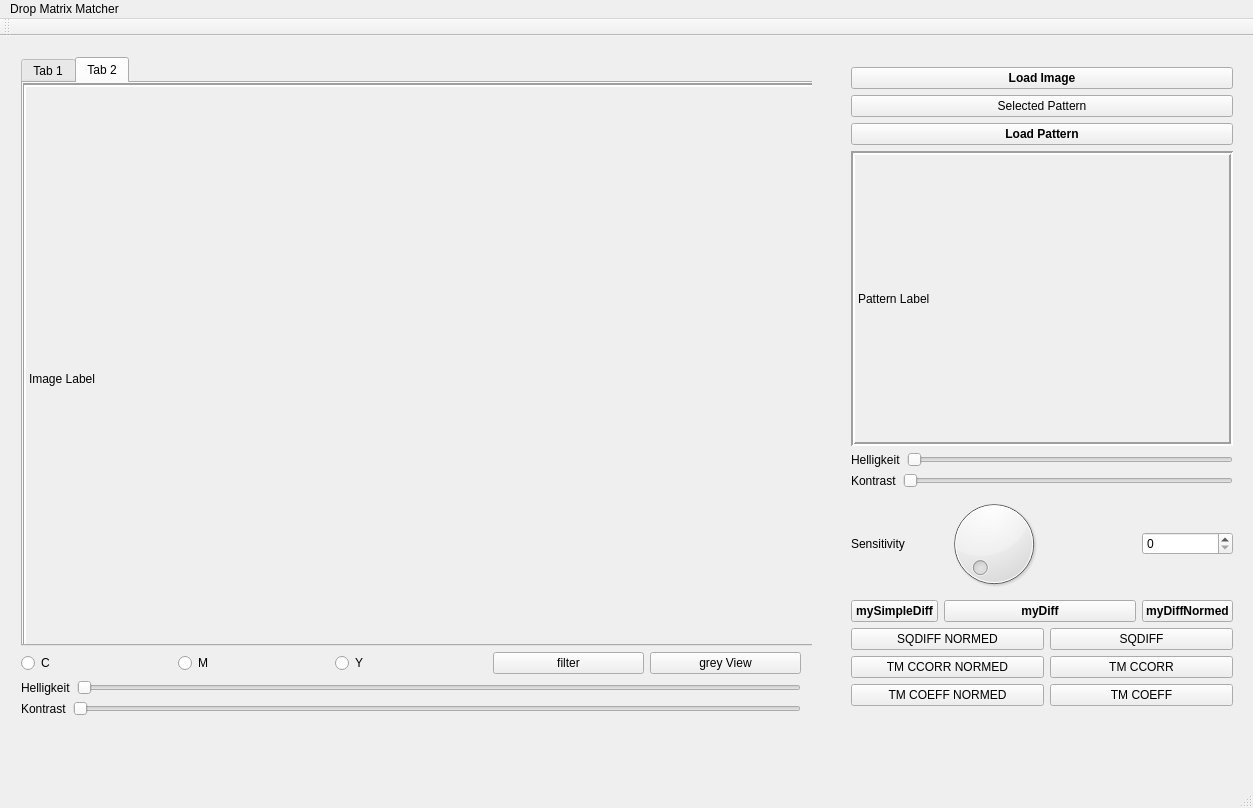
First picture: the form in dropmatrixmatcher.ui, repository resa89/dropmatrixmatcher, before the edit.
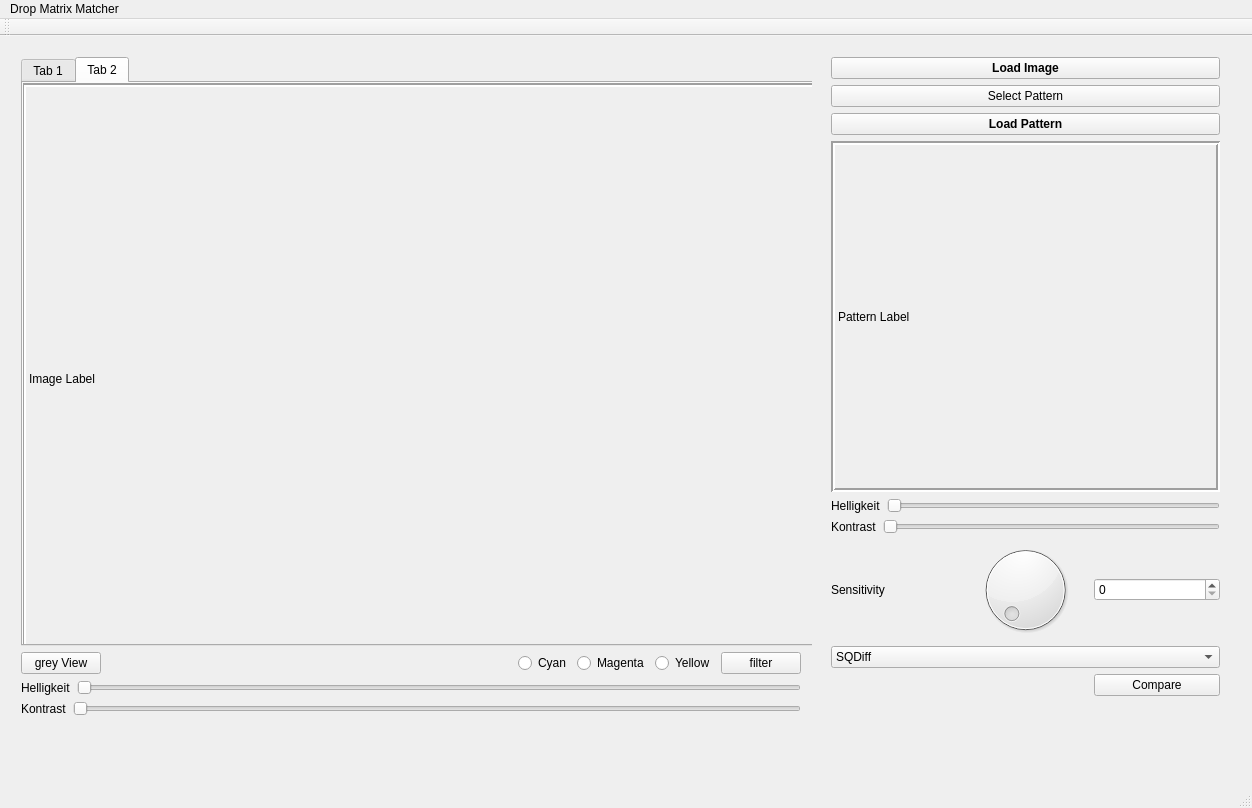
Second picture: the form after the edit. Custom widgets are drawn as their Qt base class.

Commit message: Add dropdown button for methods. Fixed image reset for cancled dialog.

Patch:
```diff
--- a/dropmatrixmatcher.ui
+++ b/dropmatrixmatcher.ui
@@ -6,8 +6,8 @@
    <rect>
     <x>0</x>
     <y>0</y>
-    <width>1253</width>
-    <height>706</height>
+    <width>1252</width>
+    <height>806</height>
    </rect>
   </property>
   <property name="minimumSize">
@@ -26,12 +26,12 @@
      <height>750</height>
     </size>
    </property>
-   <widget class="QWidget" name="">
+   <widget class="QWidget" name="layoutWidget">
     <property name="geometry">
      <rect>
-      <x>840</x>
-      <y>20</y>
-      <width>404</width>
+      <x>820</x>
+      <y>10</y>
+      <width>411</width>
       <height>661</height>
      </rect>
     </property>
@@ -54,7 +54,7 @@
        <item>
         <widget class="QPushButton" name="LoadSelectedPattern">
          <property name="text">
-          <string>Selected Pattern</string>
+          <string>Select Pattern</string>
          </property>
         </widget>
        </item>
@@ -140,74 +140,56 @@
      </item>
      <item>
       <layout class="QGridLayout" name="gridLayout">
-       <item row="1" column="3">
-        <widget class="QPushButton" name="findButton8">
-         <property name="font">
-          <font>
-           <weight>75</weight>
-           <bold>true</bold>
-          </font>
-         </property>
-         <property name="text">
-          <string>myDiffNormed</string>
-         </property>
+       <item row="1" column="0" colspan="3">
+        <widget class="QComboBox" name="comboBox">
+         <item>
+          <property name="text">
+           <string>SQDiff</string>
+          </property>
+         </item>
+         <item>
+          <property name="text">
+           <string>SQDiff Normed</string>
+          </property>
+         </item>
+         <item>
+          <property name="text">
+           <string>TMCcorr</string>
+          </property>
+         </item>
+         <item>
+          <property name="text">
+           <string>TMCcorrNormed</string>
+          </property>
+         </item>
+         <item>
+          <property name="text">
+           <string>TMCoeff</string>
+          </property>
+         </item>
+         <item>
+          <property name="text">
+           <string>TMCoeffNormed</string>
+          </property>
+         </item>
+         <item>
+          <property name="text">
+           <string>mySimpleDiff</string>
+          </property>
+         </item>
+         <item>
+          <property name="text">
+           <string>myDiff</string>
+          </property>
+         </item>
+         <item>
+          <property name="text">
+           <string>myDiffNormed</string>
+          </property>
+         </item>
         </widget>
        </item>
-       <item row="2" column="2" colspan="2">
-        <widget class="QPushButton" name="findButton0">
-         <property name="text">
-          <string>SQDIFF</string>
-         </property>
-        </widget>
-       </item>
-       <item row="3" column="2" colspan="2">
-        <widget class="QPushButton" name="findButton2">
-         <property name="text">
-          <string>TM CCORR</string>
-         </property>
-        </widget>
-       </item>
-       <item row="1" column="0">
-        <widget class="QPushButton" name="findButton6">
-         <property name="font">
-          <font>
-           <weight>75</weight>
-           <bold>true</bold>
-          </font>
-         </property>
-         <property name="text">
-          <string>mySimpleDiff</string>
-         </property>
-        </widget>
-       </item>
-       <item row="4" column="0" colspan="2">
-        <widget class="QPushButton" name="findButton5">
-         <property name="text">
-          <string>TM COEFF NORMED</string>
-         </property>
-        </widget>
-       </item>
-       <item row="4" column="2" colspan="2">
-        <widget class="QPushButton" name="findButton4">
-         <property name="text">
-          <string>TM COEFF</string>
-         </property>
-        </widget>
-       </item>
-       <item row="1" column="1" colspan="2">
-        <widget class="QPushButton" name="findButton7">
-         <property name="font">
-          <font>
-           <weight>75</weight>
-           <bold>true</bold>
-          </font>
-         </property>
-         <property name="text">
-          <string>myDiff</string>
-         </property>
-        </widget>
-       </item>
-       <item row="0" column="3">
+       <item row="0" column="2">
         <layout class="QHBoxLayout" name="horizontalLayout_7">
          <property name="spacing">
           <number>0</number>
@@ -220,20 +202,6 @@
        <item row="0" column="1">
         <widget class="QDial" name="dial"/>
        </item>
-       <item row="2" column="0" colspan="2">
-        <widget class="QPushButton" name="findButton1">
-         <property name="text">
-          <string>SQDIFF NORMED</string>
-         </property>
-        </widget>
-       </item>
-       <item row="3" column="0" colspan="2">
-        <widget class="QPushButton" name="findButton3">
-         <property name="text">
-          <string>TM CCORR NORMED</string>
-         </property>
-        </widget>
-       </item>
        <item row="0" column="0">
         <widget class="QLabel" name="label">
          <property name="text">
@@ -241,11 +209,18 @@
          </property>
         </widget>
        </item>
+       <item row="2" column="2">
+        <widget class="QPushButton" name="compareButton">
+         <property name="text">
+          <string>Compare</string>
+         </property>
+        </widget>
+       </item>
       </layout>
      </item>
     </layout>
    </widget>
-   <widget class="QWidget" name="">
+   <widget class="QWidget" name="layoutWidget">
     <property name="geometry">
      <rect>
       <x>10</x>
@@ -352,24 +327,47 @@
       <layout class="QVBoxLayout" name="verticalLayout">
        <item>
         <layout class="QHBoxLayout" name="horizontalLayout_8">
+         <item>
+          <widget class="QPushButton" name="greyView">
+           <property name="text">
+            <string>grey View</string>
+           </property>
+           <property name="checkable">
+            <bool>true</bool>
+           </property>
+          </widget>
+         </item>
+         <item>
+          <spacer name="horizontalSpacer">
+           <property name="orientation">
+            <enum>Qt::Horizontal</enum>
+           </property>
+           <property name="sizeHint" stdset="0">
+            <size>
+             <width>40</width>
+             <height>20</height>
+            </size>
+           </property>
+          </spacer>
+         </item>
          <item>
           <widget class="QRadioButton" name="radioC">
            <property name="text">
-            <string>C</string>
+            <string>Cyan</string>
            </property>
           </widget>
          </item>
          <item>
           <widget class="QRadioButton" name="radioM">
            <property name="text">
-            <string>M</string>
+            <string>Magenta</string>
            </property>
           </widget>
          </item>
          <item>
           <widget class="QRadioButton" name="radioY">
            <property name="text">
-            <string>Y</string>
+            <string>Yellow</string>
            </property>
           </widget>
          </item>
@@ -386,16 +384,6 @@
            </property>
           </widget>
          </item>
-         <item>
-          <widget class="QPushButton" name="greyView">
-           <property name="text">
-            <string>grey View</string>
-           </property>
-           <property name="checkable">
-            <bool>true</bool>
-           </property>
-          </widget>
-         </item>
         </layout>
        </item>
        <item>
@@ -461,7 +449,7 @@
     <rect>
      <x>0</x>
      <y>0</y>
-     <width>1253</width>
+     <width>1252</width>
      <height>22</height>
     </rect>
    </property>
```
Left out of the diff: 10 changed lines with no effect on the pictures. The commit also changes 3 other files.
